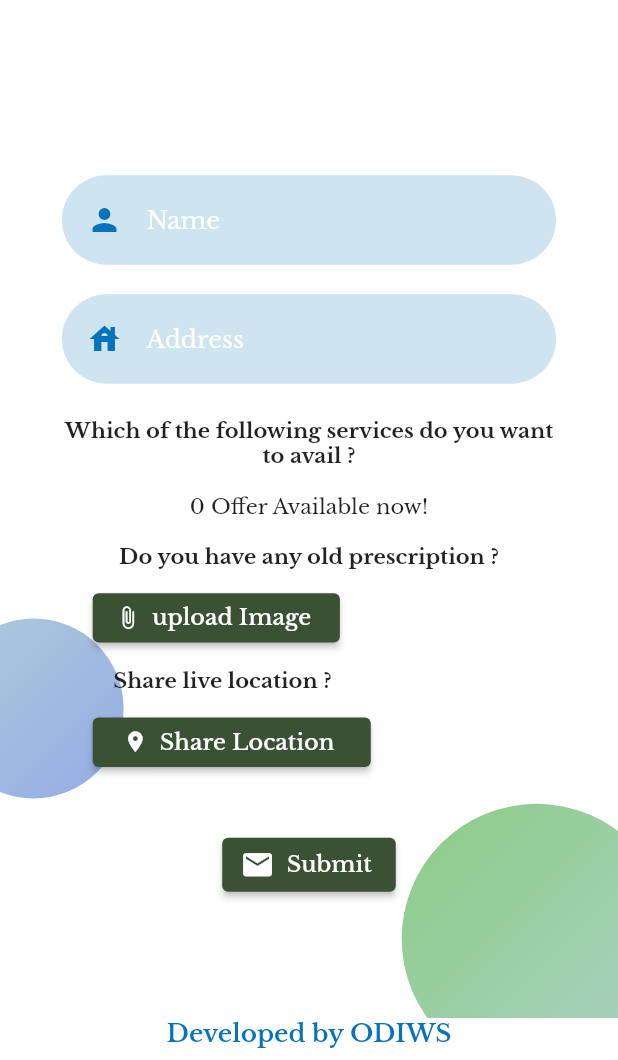
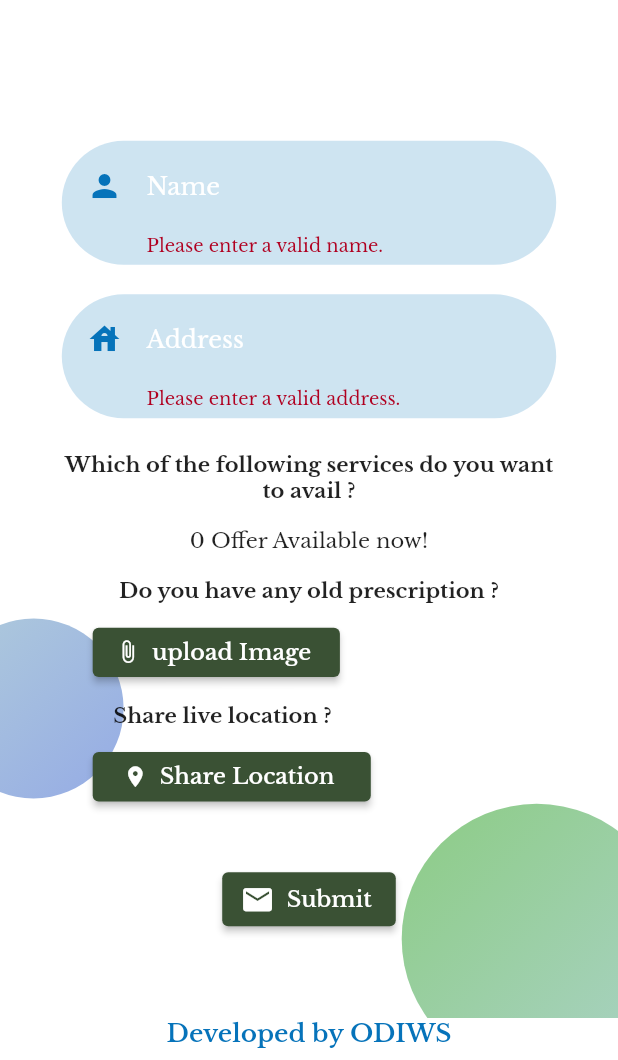
Before and after one commit to talhariaz324/Health-Care, a Flutter app: the screen it shows once a user with an empty profile is signed in, after a tap on "Submit", on a phone screen of 412 x 824 dp, the part 176-1236 px from its top. Run offline on Flutter 3.47's test engine with Material 2 defaults, Android fonts, the phone set to English and light mode, and no system bars; our stand-ins replace cloud_firestore, firebase_auth, firebase_core, google_fonts; missing offline and left inert: splash_screen_view; accounts and stored records are empty.

Commit message:
submit button done

```diff
--- a/lib/main.dart
+++ b/lib/main.dart
@@ -75,7 +75,7 @@ MultiProvider(
             if (userSnapshot.hasData) {
               return   const MySplashScreen();
             }
-            return  const Home();
+            return  const AdminDashboard();
           }),
     ),
 
@@ -86,7 +86,7 @@ MultiProvider(
 
 /*
 1) Get Services to admin and add delete option DONE
-2) Get Services to home from firebase now
+2) Get Services to home from firebase now DONE
 3) add submit button logic
 4) Apply logic for getting prescription
 5) Apply logic to live location
--- a/lib/models/new_service.dart
+++ b/lib/models/new_service.dart
@@ -3,6 +3,7 @@ import 'package:flutter/material.dart';
 class NewService {
   String name;
   String price;
+  bool isSelected = false;
 
-  NewService({required this.name, required this.price});
+  NewService({required this.name, required this.price,  required this.isSelected});
 }
--- a/lib/screens/auth_screen.dart
+++ b/lib/screens/auth_screen.dart
@@ -120,6 +120,7 @@ class _AuthScreenState extends State<AuthScreen> {
           backgroundColor: Theme.of(ctx).errorColor,
         ),
       );
+      print(err);
       }
       setState(() {
         _isLoading = false;
--- a/lib/screens/home.dart
+++ b/lib/screens/home.dart
@@ -17,6 +17,17 @@ class _HomeState extends State<Home> {
   bool isChecked = false;
   TextEditingController nameController = TextEditingController();
   TextEditingController addressController = TextEditingController();
+  String userId = FirebaseAuth.instance.currentUser!.uid;
+  void _submit() async {
+    if (_formKeys.currentState!.validate()) {
+      _formKeys.currentState!.save();
+    await  FirebaseFirestore.instance.collection('required_service').doc(userId).set({
+        'name': nameController.text,
+        'address': addressController.text,
+      });
+      ScaffoldMessenger.of(context).showSnackBar(SnackBar(content: Text('Request Posted Successfully!',style: TextStyle(color: Theme.of(context).hintColor),),backgroundColor: Theme.of(context).primaryColor,),);
+    }
+  }
   @override
   Widget build(BuildContext context) {
     var size = MediaQuery.of(context).size;
@@ -163,12 +174,10 @@ class _HomeState extends State<Home> {
                           // mainAxisAlignment: MainAxisAlignment.spaceAround,
                           //   children: [
                           //     SizedBox(height: size.height * 0.08,),
+
                               GestureDetector(
 
                                       onTap: (){
-                                        setState(() {
-                                          isChecked = !isChecked;
-                                        });
 
                                       },
                                       child: Column(
@@ -226,7 +235,9 @@ class _HomeState extends State<Home> {
                           child: Align(alignment: Alignment.topLeft,child: SizedBox(height: size.height * 0.04, width:  size.width * 0.45,child: ElevatedButton.icon(onPressed: (){}, icon:  Icon(Icons.location_on,size: size.height * 0.02,), label:  Text('Share Location',style: TextStyle(fontSize: size.height  * 0.018),),style: ElevatedButton.styleFrom(primary: activeBack,)))),
                                             ),
                                             SizedBox(height: size.height * 0.05,),
-                                            ElevatedButton.icon(onPressed: (){}, icon:  Icon(Icons.mail,size: size.height * 0.028,), label:  Text('Submit',style: TextStyle(fontSize: size.height  * 0.018),),style: ElevatedButton.styleFrom(primary: activeBack,),),
+                                            ElevatedButton.icon(onPressed: (){
+                                              _submit();
+                                            }, icon:  Icon(Icons.mail,size: size.height * 0.028,), label:  Text('Submit',style: TextStyle(fontSize: size.height  * 0.018),),style: ElevatedButton.styleFrom(primary: activeBack,),),
                         ]
                   ),
                 ),
```
